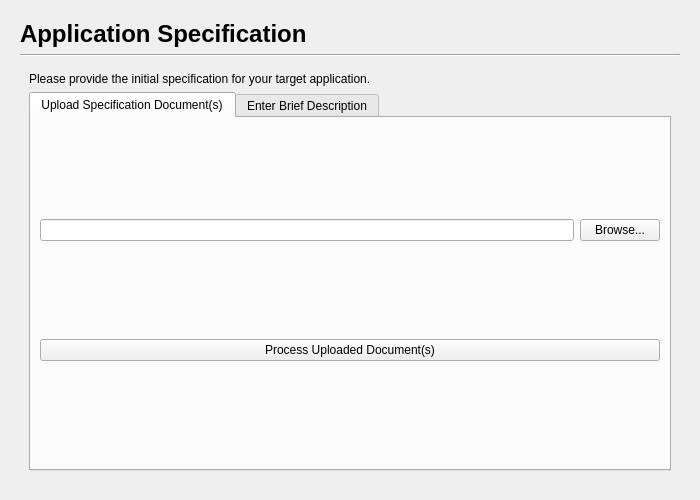
This is gui/spec_elaboration_page.ui in mariolewis/asdf_factory as Qt 5 draws it before an edit. The edited form follows.
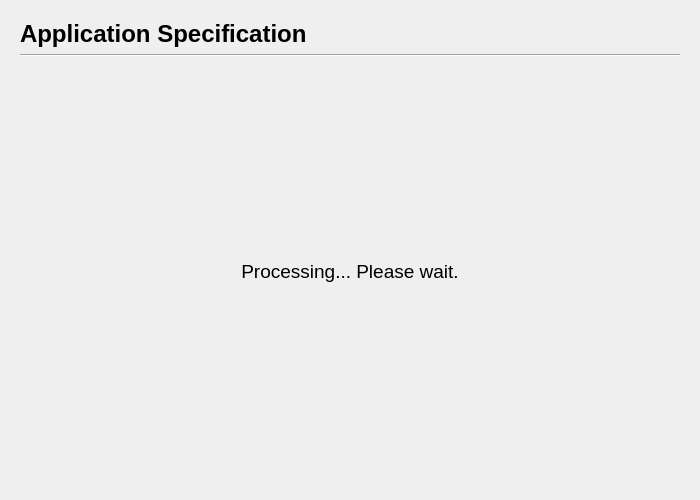
This is the edited form. The open tabs and pages were chosen to show the change.

```diff
--- a/gui/spec_elaboration_page.ui
+++ b/gui/spec_elaboration_page.ui
@@ -112,6 +112,49 @@
        </item>
       </layout>
      </widget>
+     <widget class="QWidget" name="processingPage">
+      <layout class="QVBoxLayout" name="verticalLayout_11">
+       <item>
+        <spacer name="verticalSpacer_2">
+         <property name="orientation">
+          <enum>Qt::Vertical</enum>
+         </property>
+         <property name="sizeHint" stdset="0">
+          <size>
+           <width>20</width>
+           <height>40</height>
+          </size>
+         </property>
+        </spacer>
+       </item>
+       <item>
+        <widget class="QLabel" name="processingLabel">
+         <property name="styleSheet">
+          <string notr="true">font-size: 14pt;</string>
+         </property>
+         <property name="text">
+          <string>Processing... Please wait.</string>
+         </property>
+         <property name="alignment">
+          <set>Qt::AlignCenter</set>
+         </property>
+        </widget>
+       </item>
+       <item>
+        <spacer name="verticalSpacer_3">
+         <property name="orientation">
+          <enum>Qt::Vertical</enum>
+         </property>
+         <property name="sizeHint" stdset="0">
+          <size>
+           <width>20</width>
+           <height>40</height>
+          </size>
+         </property>
+        </spacer>
+       </item>
+      </layout>
+     </widget>
      <widget class="QWidget" name="complexityReviewPage">
       <layout class="QVBoxLayout" name="verticalLayout_5">
        <item>
```
